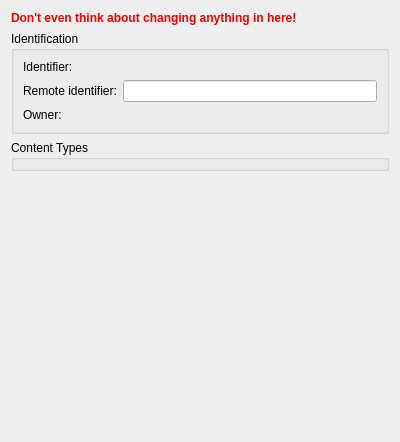
Before: the Qt Designer form clients/akonadiconsole/collectioninternalspage.ui in KDE/kdepim-runtime, drawn with Qt 5.
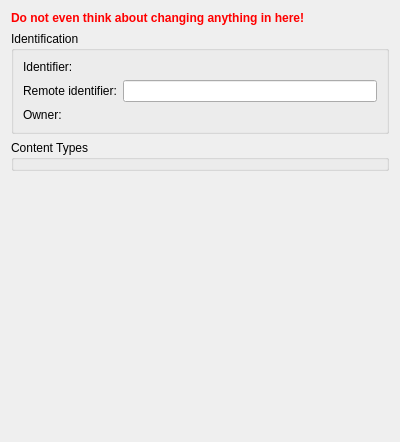
After: the same form once the commit is applied. Custom widgets are drawn as their Qt base class.

The edit to the form file:
```diff
--- a/clients/akonadiconsole/collectioninternalspage.ui
+++ b/clients/akonadiconsole/collectioninternalspage.ui
@@ -17,7 +17,7 @@
 color:#ff0000;</string>
      </property>
      <property name="text" >
-      <string>Don't even think about changing anything in here!</string>
+      <string>Do not even think about changing anything in here!</string>
      </property>
     </widget>
    </item>
```
